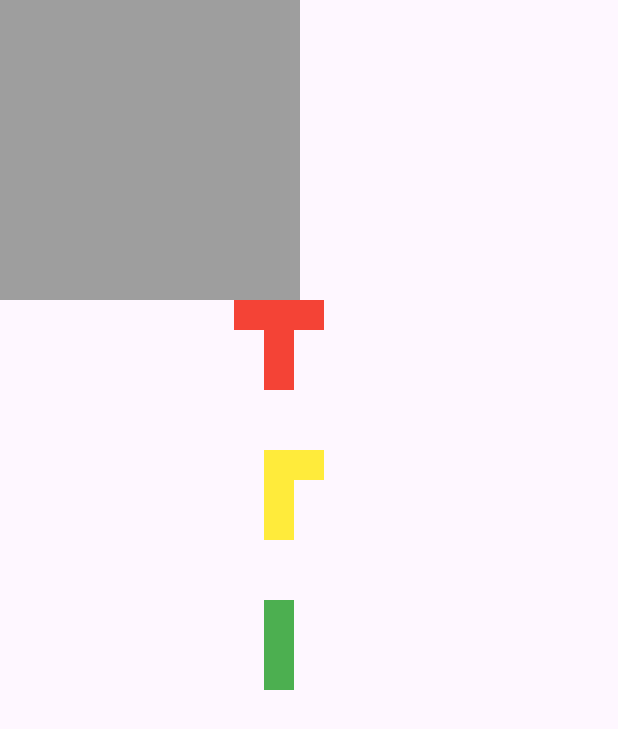
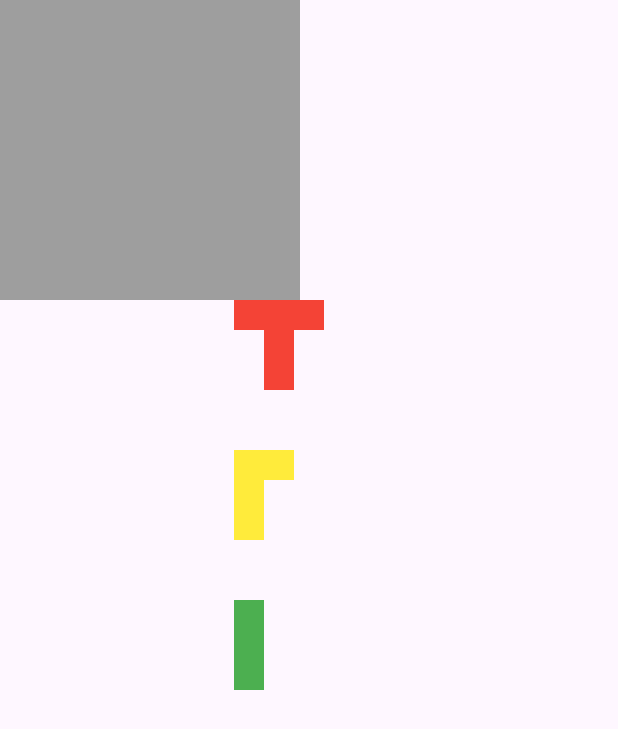
Before and after one commit to Toffuh/puzzlepause, a Flutter app: the Game screen opened by its route, on a phone screen of 412 x 824 dp. Shown: the top 729 px of the screen. Run offline on Flutter 3.47's test engine with Material 3 defaults, Android fonts, the phone set to English and light mode, and no system bars.

```diff
--- a/lib/components/game/gridDisplay.dart
+++ b/lib/components/game/gridDisplay.dart
@@ -22,17 +22,18 @@ class _GridDisplayState extends State<GridDisplay> {
   List<Position> _selected = [];
   Color? selectedColor;
 
+  bool isUpdate = false;
+
   void update() {
     Timer(Duration.zero, () {
+      isUpdate = true;
       setState(() {});
     });
   }
 
   @override
   Widget build(BuildContext context) {
-    _selected = [];
-    selectedColor = null;
-    return Column(
+    var render = Column(
       children: [
         for (var y = 0; y < widget._grid.width; y++)
           Row(
@@ -42,15 +43,19 @@ class _GridDisplayState extends State<GridDisplay> {
                   builder: (BuildContext context, List<Tile?> candidateData,
                       List<dynamic> rejectedData) {
                     if (candidateData.isNotEmpty) {
+                      if (!isUpdate) {
                         var candidate = candidateData.elementAtOrNull(0)!;
 
-                      for (var value in candidate.relativPositions) {
+                        for (var value in candidate.relativePositions) {
                           _selected.add(Position(value.x + x, value.y + y));
                         }
 
                         selectedColor = candidate.color.withOpacity(0.5);
 
                         update();
+                      } else {
+                        isUpdate = false;
+                      }
                     }
 
                     Color? color =
@@ -63,11 +68,23 @@ class _GridDisplayState extends State<GridDisplay> {
                     return SizedBox(
                         height: 20, width: 20, child: Container(color: color));
                   },
-                  onAccept: (data) => widget._onAccept(data, x, y),
+                  onAccept: (data) {
+                    _selected = [];
+                    selectedColor = null;
+                    widget._onAccept(data, x, y);
+                  },
+                  onLeave: (data) {
+                    _selected = [];
+                    selectedColor = null;
+
+                    update();
+                  },
                 )
             ],
           )
       ],
     );
+
+    return render;
   }
 }
--- a/lib/components/game/tileDisplay.dart
+++ b/lib/components/game/tileDisplay.dart
@@ -13,10 +13,10 @@ class TileDisplay extends StatelessWidget {
       height: 100,
       child: Stack(
         children: [
-          for (var positions in tile.relativPositions)
+          for (var positions in tile.relativePositions)
             Positioned(
-                left: (20 * positions.x).toDouble(),
-                top: (20 * positions.y).toDouble(),
+                left: (20 * (positions.x - tile.minX())).toDouble(),
+                top: (20 * (positions.y - tile.minY())).toDouble(),
                 width: 20,
                 height: 20,
                 child: Container(
--- a/lib/game/tile.dart
+++ b/lib/game/tile.dart
@@ -5,37 +5,60 @@ import '../util/position.dart';
 class Tile {
   final Color _color;
 
-  //always can currently not have negativ values because of rendering
-  late final List<Position> _relativPositions;
+  late final List<Position> _relativePositions;
 
   Tile.pieceT(this._color) {
-    _relativPositions = [
-      Position(1, 1),
-      Position(1, 2),
+    _relativePositions = [
       Position(0, 0),
-      Position(1, 0),
-      Position(2, 0)
+      Position(0, 1),
+      Position(-1, -1),
+      Position(0, -1),
+      Position(1, -1)
     ];
   }
 
   Tile.pieceL(this._color) {
-    _relativPositions = [
-      Position(1, 1),
-      Position(1, 2),
-      Position(1, 0),
-      Position(2, 0)
+    _relativePositions = [
+      Position(0, 0),
+      Position(0, 1),
+      Position(0, -1),
+      Position(1, -1)
     ];
   }
 
   Tile.pieceLine(this._color) {
-    _relativPositions = [
-      Position(1, 1),
-      Position(1, 2),
-      Position(1, 0),
+    _relativePositions = [
+      Position(0, 0),
+      Position(0, 1),
+      Position(0, -1),
     ];
   }
 
   Color get color => _color;
 
-  List<Position> get relativPositions => _relativPositions;
+  List<Position> get relativePositions => _relativePositions;
+
+  int minY() {
+    var min = 0;
+
+    for (var value in _relativePositions) {
+      if (min > value.y) {
+        min = value.y;
+      }
+    }
+
+    return min;
+  }
+
+  int minX() {
+    var min = 0;
+
+    for (var value in _relativePositions) {
+      if (min > value.x) {
+        min = value.x;
+      }
+    }
+
+    return min;
+  }
 }
--- a/lib/pages/game.dart
+++ b/lib/pages/game.dart
@@ -1,3 +1,5 @@
+import 'dart:async';
+
 import 'package:flutter/cupertino.dart';
 import 'package:flutter/material.dart';
 import 'package:puzzelpause/components/game/gridDisplay.dart';
@@ -16,6 +18,8 @@ class Game extends StatefulWidget {
 class _GameState extends State<Game> {
   late Grid grid;
   late List<Tile> openTiles;
+
+  bool isInGrid = false;
 
   @override
   void initState() {
@@ -40,7 +44,7 @@ class _GameState extends State<Game> {
               (tile, x, y) => {
                     setState(
                       () {
-                        for (var position in tile.relativPositions) {
+                        for (var position in tile.relativePositions) {
                           grid.setTile(position.x + x, position.y + y, tile);
                           openTiles.remove(tile);
                         }
```
Lines whose indentation alone changed are shown as unchanged.
